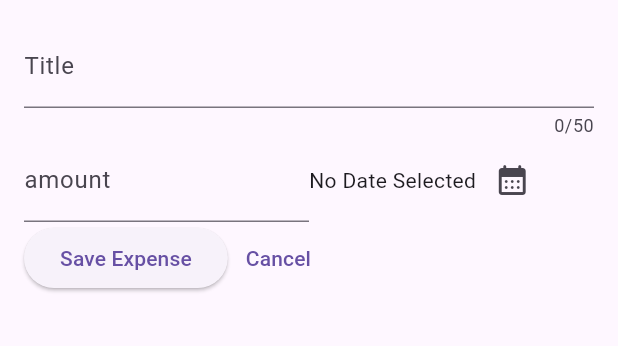
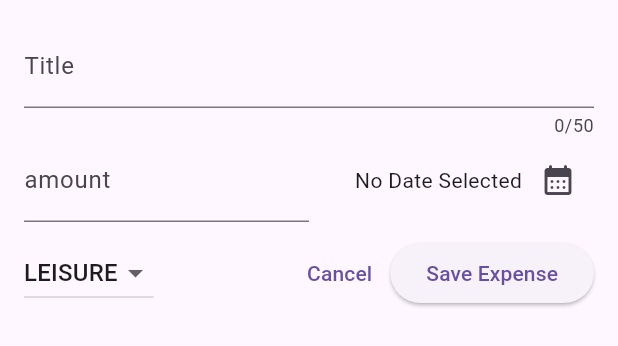
Before and after one commit to HassamAli2174/Modern-Expense-Tracker, a Flutter app: the NewExpense widget shown alone on an empty page, opened directly, on a phone screen of 412 x 824 dp. Shown: the top 346 px of the screen. Run offline on Flutter 3.47's test engine with Material 3 defaults, Android fonts, the phone set to English and light mode, and no system bars.

Commit message:
Add category selection dropdown to NewExpense widget; improve layout with alignment adjustments and maintain cancel button functionality.

```diff
--- a/lib/widgets/expenses_list/new_expense.dart
+++ b/lib/widgets/expenses_list/new_expense.dart
@@ -15,6 +15,7 @@ class _NewExpenseState extends State<NewExpense> {
   final _titleController = TextEditingController();
   final _amountController = TextEditingController();
   DateTime? _selectedDate;
+  Category _selectedValue = Category.leisure;
 
   void _presentDatePicker() async {
     final now = DateTime.now();
@@ -64,6 +65,8 @@ class _NewExpenseState extends State<NewExpense> {
               ),
               Expanded(
                 child: Row(
+                  mainAxisAlignment: MainAxisAlignment.end,
+                  crossAxisAlignment: CrossAxisAlignment.center,
                   children: [
                     Text(
                       _selectedDate == null
@@ -79,18 +82,41 @@ class _NewExpenseState extends State<NewExpense> {
               ),
             ],
           ),
+          SizedBox(height: 10),
           Row(
             children: [
+              DropdownButton(
+                value: _selectedValue,
+                items:
+                    Category.values
+                        .map(
+                          (category) => DropdownMenuItem(
+                            value: category,
+                            child: Text(category.name.toUpperCase()),
+                          ),
+                        )
+                        .toList(),
+                onChanged: (value) {
+                  if (value == null) {
+                    return;
+                  }
+                  setState(() {
+                    _selectedValue = value;
+                  });
+                  print(_selectedValue);
+                },
+              ),
+              const Spacer(),
+              TextButton(
+                onPressed: () => Navigator.pop(context),
+                child: const Text('Cancel'),
+              ),
               ElevatedButton(
                 onPressed: () {
                   print(_titleController.text);
                   print(_amountController.value);
                 },
                 child: const Text('Save Expense'),
-              ),
-              TextButton(
-                onPressed: () => Navigator.pop(context),
-                child: const Text('Cancel'),
               ),
             ],
           ),
```
